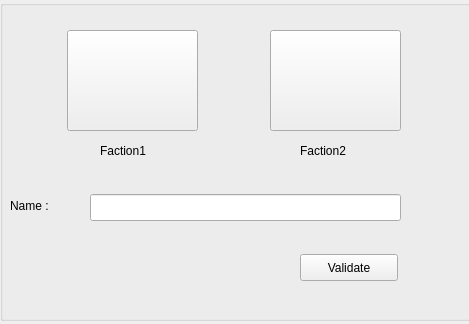
Qt form MMO/Res/createchar.ui (maresc-g/linumon) before a commit.
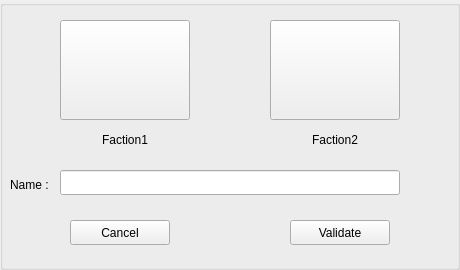
The same form after that commit.

```diff
--- a/MMO/Res/createchar.ui
+++ b/MMO/Res/createchar.ui
@@ -6,20 +6,20 @@
    <rect>
     <x>0</x>
     <y>0</y>
-    <width>469</width>
-    <height>324</height>
+    <width>460</width>
+    <height>270</height>
    </rect>
   </property>
   <property name="minimumSize">
    <size>
-    <width>469</width>
-    <height>324</height>
+    <width>0</width>
+    <height>0</height>
    </size>
   </property>
   <property name="maximumSize">
    <size>
-    <width>469</width>
-    <height>324</height>
+    <width>16777215</width>
+    <height>16777215</height>
    </size>
   </property>
   <property name="windowTitle">
@@ -30,8 +30,8 @@
     <rect>
      <x>0</x>
      <y>0</y>
-     <width>471</width>
-     <height>321</height>
+     <width>460</width>
+     <height>270</height>
     </rect>
    </property>
    <property name="title">
@@ -41,9 +41,9 @@
     <property name="geometry">
      <rect>
       <x>10</x>
-      <y>190</y>
-      <width>66</width>
-      <height>31</height>
+      <y>170</y>
+      <width>50</width>
+      <height>30</height>
      </rect>
     </property>
     <property name="text">
@@ -53,10 +53,10 @@
    <widget class="QPushButton" name="b_validate">
     <property name="geometry">
      <rect>
-      <x>300</x>
-      <y>254</y>
-      <width>98</width>
-      <height>27</height>
+      <x>290</x>
+      <y>220</y>
+      <width>100</width>
+      <height>25</height>
      </rect>
     </property>
     <property name="text">
@@ -66,20 +66,20 @@
    <widget class="QLineEdit" name="le_name">
     <property name="geometry">
      <rect>
-      <x>90</x>
-      <y>194</y>
-      <width>311</width>
-      <height>27</height>
+      <x>60</x>
+      <y>170</y>
+      <width>340</width>
+      <height>25</height>
      </rect>
     </property>
    </widget>
    <widget class="QPushButton" name="b_spritePerso1">
     <property name="geometry">
      <rect>
-      <x>67</x>
-      <y>30</y>
-      <width>131</width>
-      <height>101</height>
+      <x>60</x>
+      <y>20</y>
+      <width>130</width>
+      <height>100</height>
      </rect>
     </property>
     <property name="text">
@@ -90,9 +90,9 @@
     <property name="geometry">
      <rect>
       <x>270</x>
-      <y>30</y>
-      <width>131</width>
-      <height>101</height>
+      <y>20</y>
+      <width>130</width>
+      <height>100</height>
      </rect>
     </property>
     <property name="text">
@@ -102,27 +102,46 @@
    <widget class="QLabel" name="l_faction1">
     <property name="geometry">
      <rect>
-      <x>100</x>
-      <y>140</y>
-      <width>91</width>
-      <height>21</height>
+      <x>60</x>
+      <y>130</y>
+      <width>130</width>
+      <height>20</height>
      </rect>
     </property>
     <property name="text">
      <string>Faction1</string>
     </property>
+    <property name="alignment">
+     <set>Qt::AlignCenter</set>
+    </property>
    </widget>
    <widget class="QLabel" name="l_faction2">
     <property name="geometry">
      <rect>
-      <x>300</x>
-      <y>140</y>
-      <width>91</width>
-      <height>21</height>
+      <x>270</x>
+      <y>130</y>
+      <width>130</width>
+      <height>20</height>
      </rect>
     </property>
     <property name="text">
      <string>Faction2</string>
+    </property>
+    <property name="alignment">
+     <set>Qt::AlignCenter</set>
+    </property>
+   </widget>
+   <widget class="QPushButton" name="b_cancel">
+    <property name="geometry">
+     <rect>
+      <x>70</x>
+      <y>220</y>
+      <width>100</width>
+      <height>25</height>
+     </rect>
+    </property>
+    <property name="text">
+     <string>Cancel</string>
     </property>
    </widget>
   </widget>
```
